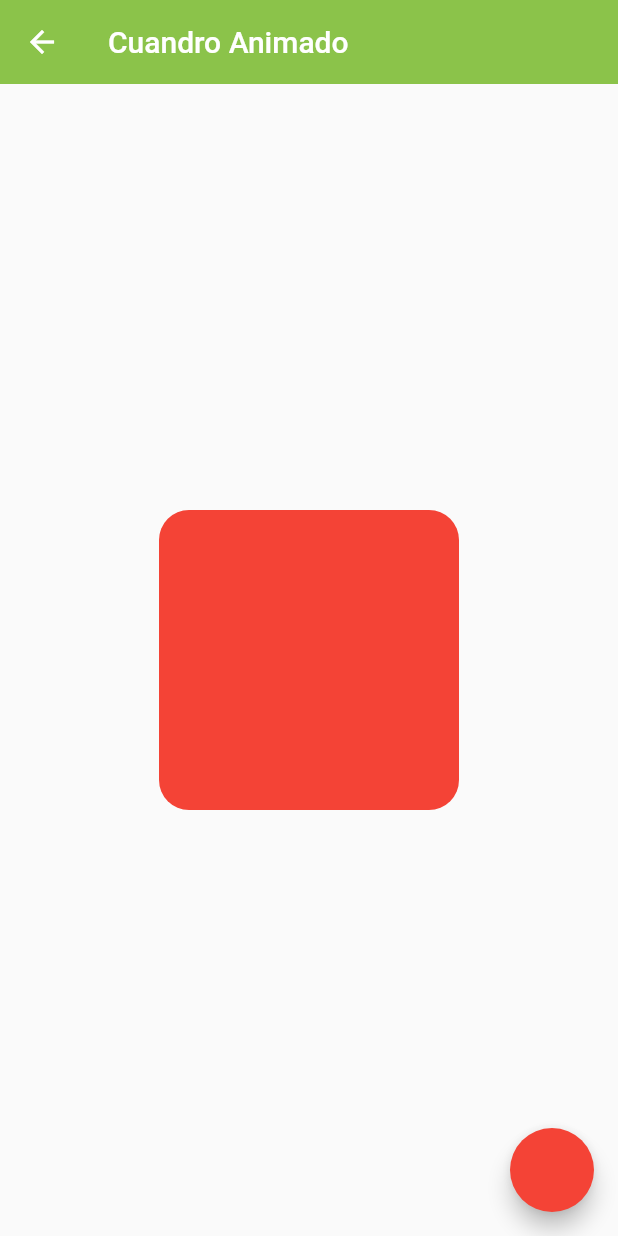
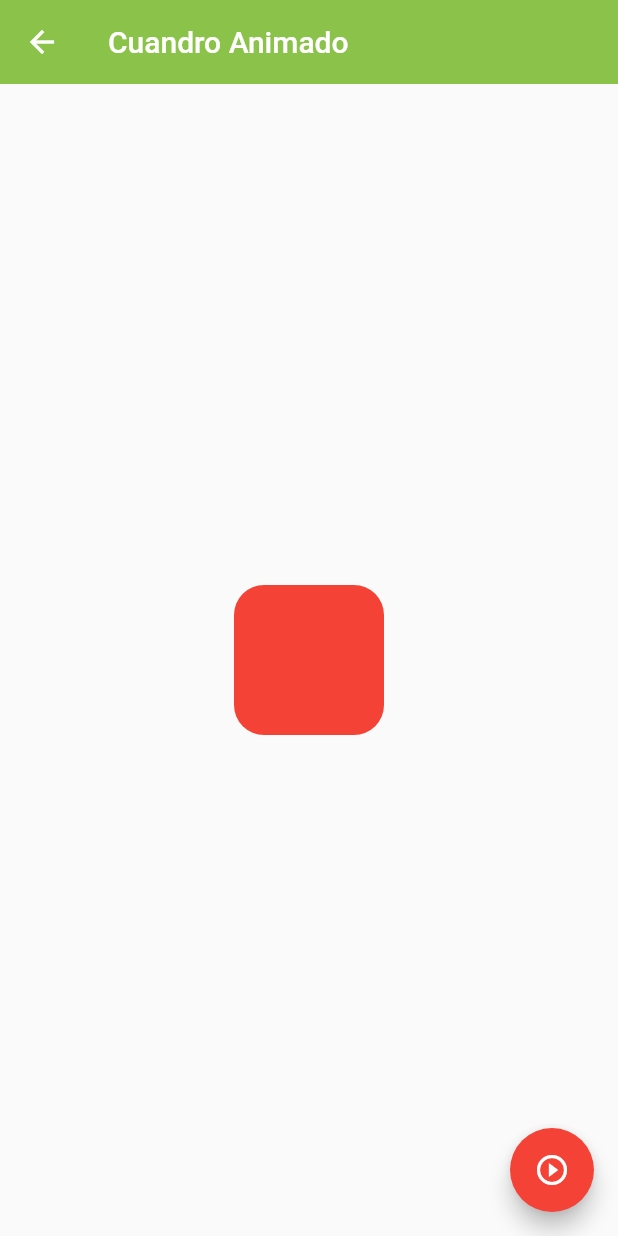
Before and after one commit to SergioK12/Componentes_Flutter_CursoUdemy, a Flutter app: the AnimatedContainerView screen opened by its route, on a phone screen of 412 x 824 dp. Run offline on Flutter 3.47's test engine with Material 2 defaults, Android fonts, the phone set to English and light mode, and no system bars.

Commit message:
Agregando la animacion del contenedor y eliminando la ruta de inicio

```diff
--- a/lib/routes/app_routes.dart
+++ b/lib/routes/app_routes.dart
@@ -2,11 +2,12 @@ import 'package:componentes_flutter_curso_udemy/models/models.dart';
 import 'package:flutter/material.dart';
 import '../views/views.dart';
 
+
 class AppRoute {
   static const initialroute = 'home';
 
+
   static  final menuOptions = <MenuOptions> [
-    MenuOptions(nombre: "home", icon: Icons.home, name: "Home Screen", screen: const HomeScreen()),
     MenuOptions(nombre: "listview", icon: Icons.list_sharp, name: "listView 1", screen: ListviewSceeen()),
     MenuOptions(nombre: "listview2", icon: Icons.list_alt_sharp, name: "listView 2", screen: Listview2Sceeen()),
     MenuOptions(nombre: "alert", icon: Icons.warning, name: "Alert View", screen: const AlertScreen()),
@@ -15,9 +16,13 @@ class AppRoute {
     MenuOptions(nombre: "animado", icon: Icons.check_box_outline_blank, name: "Container animated", screen: const AnimatedContainerView())
   ];
 
+
   static  Map<String, Widget Function(BuildContext)> getAppRoutes() {
 
+
    Map<String, Widget Function(BuildContext)>  appRoute = {};
+       appRoute.addAll({  "home": (BuildContext context) => const HomeScreen()});
+
 
     for (var item in menuOptions ){
       appRoute.addAll({
@@ -26,6 +31,7 @@ class AppRoute {
     return appRoute;
   }
 
+
   // static Map<String, Widget Function(BuildContext)>  routes = {
   //   'home': (BuildContext context) => const HomeScreen(),
   //   'listview': (BuildContext context) =>  ListviewSceeen(),
@@ -33,6 +39,7 @@ class AppRoute {
   //   'alert': (BuildContext context) =>  const AlertScreen(),
   // };
 
+
   static Route<dynamic> onGenerateRoute (RouteSettings routeSettings){
     return  MaterialPageRoute(builder: (context) => const AlertScreen(),
     );
--- a/lib/views/animated_view.dart
+++ b/lib/views/animated_view.dart
@@ -1,37 +1,49 @@
+import 'dart:math';
+
+
 import 'package:flutter/material.dart';
+
 
 class AnimatedContainerView extends StatefulWidget {
   const AnimatedContainerView({super.key});
+
 
   @override
   State<AnimatedContainerView> createState() => _AnimatedContainerViewState();
 }
 
+
 class _AnimatedContainerViewState extends State<AnimatedContainerView> {
-
-  double _alto = 200.00;
-  double _ancho = 200.00;
+  double _alto = 100.00;
+  double _ancho = 100.00;
   Color _colorx = Colors.red;
   BorderRadius _borde = BorderRadius.circular(20);
 
-  void changeshape(){
-     _alto = 100.00;
-     _ancho = 300.00;
-     _colorx = Colors.blue;
-     _borde = BorderRadius.circular(90);
-     setState(() {
 
-     });
+  void changeshape() {
+    final random = Random();
+    _alto = random.nextInt(300).toDouble()+70;
+    _ancho = random.nextInt(300).toDouble()+70;
+    _colorx = Color.fromRGBO(
+      random.nextInt(255),
+      random.nextInt(255),
+      random.nextInt(255),
+      1);
+    _borde = BorderRadius.circular(random.nextInt(100).toDouble()+10);
+    setState(() {});
   }
+
 
   @override
   Widget build(BuildContext context) {
     return Scaffold(
       appBar: AppBar(
-        title: const  Text("Cuandro Animado"),
+        title: const Text("Cuandro Animado"),
       ),
-      body:  Center(
-        child: Container(
+      body: Center(
+        child: AnimatedContainer(
+          duration: const Duration(milliseconds: 400),
+          curve: Curves.easeInBack,
           decoration: BoxDecoration(
             borderRadius: _borde,
             color: _colorx,
@@ -40,9 +52,9 @@ class _AnimatedContainerViewState extends State<AnimatedContainerView> {
           height: _ancho,
         ),
       ),
-      floatingActionButton:
-       FloatingActionButton(
-          onPressed: changeshape
+      floatingActionButton: FloatingActionButton(
+        onPressed: changeshape,
+        child: const Icon(Icons.play_circle_outline),
         ),
     );
   }
--- a/lib/views/home_views.dart
+++ b/lib/views/home_views.dart
@@ -9,7 +9,7 @@ class HomeScreen extends StatelessWidget {
   Widget build(BuildContext context) {
     return   Scaffold(
       appBar: AppBar(
-        title: const Text("Nepe"),
+        title: const Text("Inicio"),
         centerTitle: true,
       ),
       body:  ListView.separated(
```
